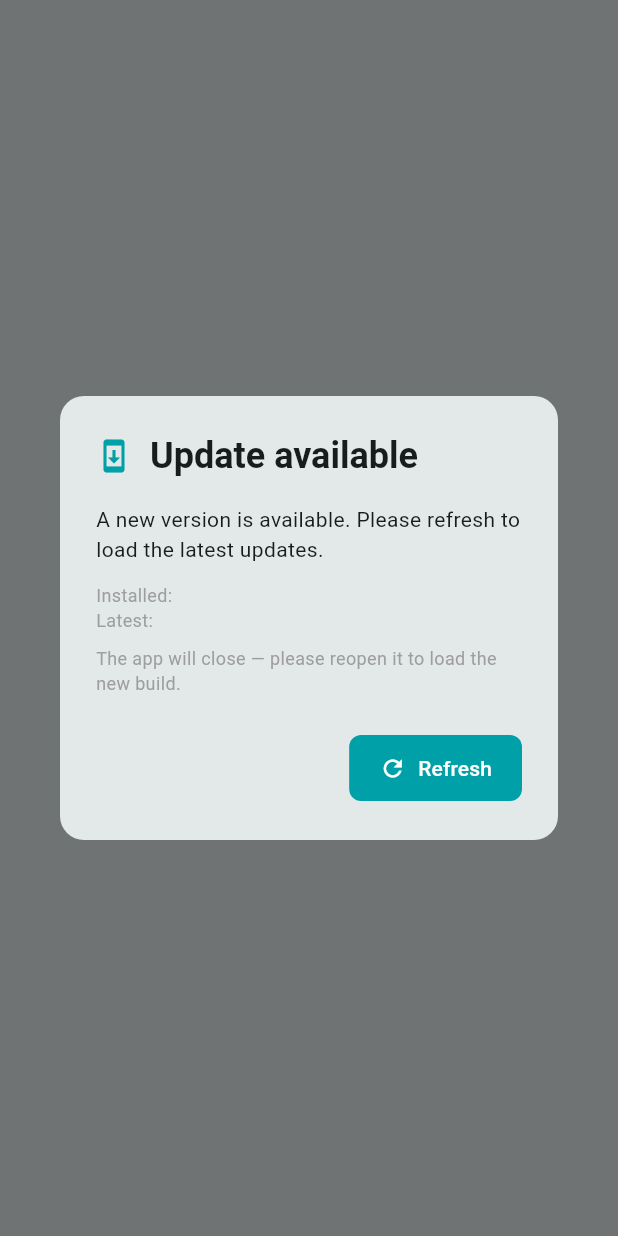
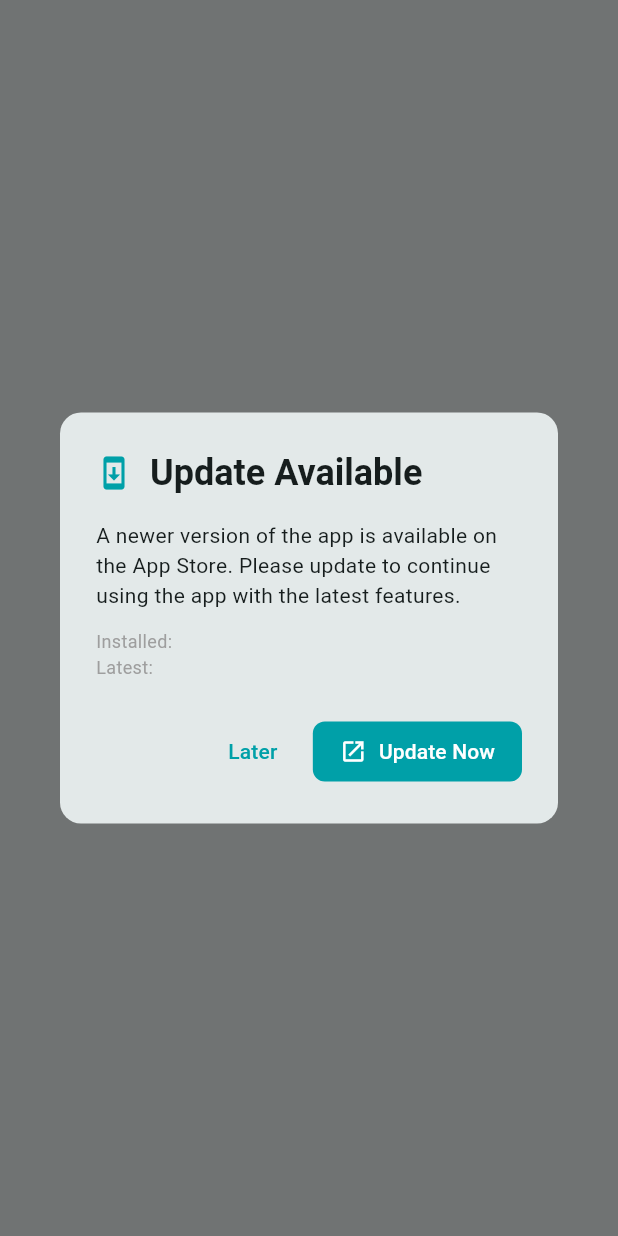
Before and after one commit to gajendra82/zyduspod, a Flutter app: what show() shows on an empty page, opened directly with empty values, on a phone screen of 412 x 824 dp. Run offline on Flutter 3.47's test engine with Material 3 defaults, Android fonts, the phone set to English and light mode, and no system bars; our stand-ins replace connectivity_plus, equatable, file_picker, firebase_analytics, firebase_core, firebase_messaging and 9 more; missing offline and left inert: dart:html, flutter_doc_scanner, google_mlkit_document_scanner, mobile_scanner, pdfx, syncfusion_flutter_pdfviewer and 2 more; accounts and stored records are empty; Roboto replaces fonts that are missing (SF Pro Display).

Commit message:
iOS update flow: native App Store prompt instead of browser reload
Replace the web-style "Update Available — Refresh" dialog with a native
iOS-style prompt that points the user at the App Store. iOS apps are
updated through the Store, not through an in-app forced refresh, so the
old dialog (which tried to unregister service workers and cache-bust
the URL) was meaningless on this branch.

Changes:

  • lib/widgets/version_update_dialog.dart — rewritten:
      - Title  : "Update Available"
      - Body   : "A newer version is available on the App Store..."
      - Later  : dismisses + persists the ack (so the same backend
                 version doesn't keep re-prompting on cold start)
      - Update : launchUrl(IOS_APP_STORE_URL, externalApplication).
                 If the launch fails (empty URL, simulator, no handler)
                 a SnackBar surfaces the URL instead of silently failing
      - barrierDismissible = true. App Store updates can't be forced
        from within the app, so blocking the UI just hurts users on
        flaky networks. Caller can wrap in a non-dismissible barrier
        later if is_force_update support is added.

  • lib/config.dart — IOS_APP_STORE_URL constant (empty by default;
    fill in once the Apple App ID is provisioned, e.g.
    "itms-apps://apps.apple.com/app/idXXXXXXXXX").

  • lib/screens/splash_screen.dart — wrap the version check in
    `if (Platform.isIOS)`, downgrade method return type to Future<void>
    since the dialog is dismissible and never blocks navigation.

  • lib/utils/app_hard_reload.dart + app_hard_reload_stub.dart — removed.
    They existed only to drive the web browser cache-bust which doesn't
    apply to a native iOS build. url_launcher (already in pubspec) is
    the native equivalent for "go elsewhere to update".

Backend `/api/app-version` endpoint is unchanged — the AppVersionService
still hits it for the version comparison; only the user-facing reaction
is now App-Store-aware.

```diff
--- a/lib/config.dart
+++ b/lib/config.dart
@@ -20,3 +20,10 @@ const String API_LOGIN_URL = "${API_BASE_URL}session/create";
 const String API_PODS_URL = "${API_BASE_URL}pods";
 const String API_NOTIFICATIONS_URL = "${API_BASE_URL}notifications";
 const String API_BATCHES_URL = "${API_BASE_URL}batches";
+
+// App Store listing URL used by the iOS in-app "Update Available" dialog.
+// Replace <APP_ID> with the numeric Apple ID once the app is on the Store
+// (format: https://apps.apple.com/app/idXXXXXXXXX or itms-apps://...).
+// While empty, the "Update Now" button shows a SnackBar instead of
+// launching, so the dialog stays safe to ship pre-release.
+const String IOS_APP_STORE_URL = "";
--- a/lib/widgets/version_update_dialog.dart
+++ b/lib/widgets/version_update_dialog.dart
@@ -1,14 +1,29 @@
+import 'dart:io' show Platform;
+
 import 'package:flutter/foundation.dart';
 import 'package:flutter/material.dart';
+import 'package:url_launcher/url_launcher.dart';
 
+import 'package:zyduspod/config.dart';
 import 'package:zyduspod/services/app_version_service.dart';
-import 'package:zyduspod/utils/app_hard_reload.dart'
-    if (dart.library.io) 'package:zyduspod/utils/app_hard_reload_stub.dart';
 
-/// "A new version is available" prompt. Non-dismissible — the only exit is
-/// the Refresh action, which records the acknowledgement (so a stuck
-/// browser cache doesn't keep re-firing the dialog) and then calls the
-/// platform-appropriate hard-reload.
+/// Native-style "Update Available" prompt for the iOS build.
+///
+/// Unlike the web variant (which forced a browser hard-reload to bust a
+/// stale JS bundle), an iOS native build is updated through the App
+/// Store, so this dialog:
+///
+///   • shows two buttons — [Later] (dismiss) and [Update Now] (launch
+///     the App Store via url_launcher).
+///   • is dismissible. We don't lock the user out of the app because
+///     they might be offline, on cellular, or otherwise can't update
+///     immediately. If the backend ever surfaces `is_force_update=true`
+///     the caller can wrap this in a non-dismissible barrier.
+///   • persists per-version acknowledgement so a user who taps "Later"
+///     isn't pestered on every cold start.
+///
+/// The Android build does NOT use this widget — APK / Play Store handles
+/// updates natively and the prompt was removed entirely from that branch.
 class VersionUpdateDialog extends StatelessWidget {
   const VersionUpdateDialog({
     super.key,
@@ -20,10 +35,9 @@ class VersionUpdateDialog extends StatelessWidget {
   final String? currentVersion;
   final String? latestVersion;
 
-  /// The full backend version DTO. When provided, tapping Refresh persists
-  /// it via [AppVersionService.acknowledge] before the hard-reload so the
-  /// dialog won't re-fire on the next splash even if the cache still serves
-  /// the old bundle.
+  /// When provided, tapping "Later" stores `latest.display` in
+  /// SharedPreferences so the splash skips this same backend version on
+  /// future launches until the admin bumps the row again.
   final AppVersionInfo? latestInfo;
 
   static Future<void> show(
@@ -34,29 +48,67 @@ class VersionUpdateDialog extends StatelessWidget {
   }) {
     return showDialog<void>(
       context: context,
-      barrierDismissible: false,
-      builder: (_) => PopScope(
-        canPop: false,
-        child: VersionUpdateDialog(
-          currentVersion: currentVersion,
-          latestVersion: latestVersion,
-          latestInfo: latestInfo,
-        ),
+      // Dismissible — App Store updates can't be forced from inside the
+      // app, so blocking the UI is just punishing the user.
+      barrierDismissible: true,
+      builder: (_) => VersionUpdateDialog(
+        currentVersion: currentVersion,
+        latestVersion: latestVersion,
+        latestInfo: latestInfo,
       ),
     );
   }
 
+  Future<void> _openAppStore(BuildContext context) async {
+    final url = IOS_APP_STORE_URL.trim();
+    if (url.isEmpty) {
+      if (kDebugMode) {
+        debugPrint('[VERSION] IOS_APP_STORE_URL is empty — set it in config.dart');
+      }
+      return;
+    }
+
+    final uri = Uri.parse(url);
+    bool launched = false;
+    try {
+      launched = await launchUrl(
+        uri,
+        mode: LaunchMode.externalApplication,
+      );
+    } catch (e) {
+      if (kDebugMode) {
+        debugPrint('[VERSION] launchUrl failed: $e');
+      }
+    }
+
+    if (!launched && context.mounted) {
+      // App Store didn't open (no handler, simulator, etc.) — surface a
+      // SnackBar instead of silently failing. User can copy the URL from
+      // the message and open it manually.
+      ScaffoldMessenger.of(context).showSnackBar(
+        SnackBar(
+          content: Text('Could not open the App Store. Please update from: $url'),
+          behavior: SnackBarBehavior.floating,
+          duration: const Duration(seconds: 5),
+        ),
+      );
+    }
+  }
+
   @override
   Widget build(BuildContext context) {
+    // Native-leaning material dialog. Could be CupertinoAlertDialog if we
+    // want to be platform-pure, but the app's other dialogs are Material
+    // so this matches the app's existing chrome on iOS.
     return AlertDialog(
-      shape: RoundedRectangleBorder(borderRadius: BorderRadius.circular(16)),
+      shape: RoundedRectangleBorder(borderRadius: BorderRadius.circular(14)),
       title: Row(
         children: const [
           Icon(Icons.system_update, color: Color(0xFF00A0A8)),
           SizedBox(width: 12),
           Expanded(
             child: Text(
-              'Update available',
+              'Update Available',
               style: TextStyle(fontWeight: FontWeight.bold),
             ),
           ),
@@ -67,8 +119,8 @@ class VersionUpdateDialog extends StatelessWidget {
         crossAxisAlignment: CrossAxisAlignment.start,
         children: [
           const Text(
-            'A new version is available. Please refresh to load the '
-            'latest updates.',
+            'A newer version of the app is available on the App Store. '
+            'Please update to continue using the app with the latest features.',
           ),
           if (currentVersion != null && latestVersion != null) ...[
             const SizedBox(height: 12),
@@ -77,35 +129,42 @@ class VersionUpdateDialog extends StatelessWidget {
               style: const TextStyle(fontSize: 12, color: Colors.grey),
             ),
           ],
-          if (!kIsWeb) ...[
-            const SizedBox(height: 8),
-            const Text(
-              'The app will close — please reopen it to load the new build.',
-              style: TextStyle(fontSize: 12, color: Colors.grey),
-            ),
-          ],
         ],
       ),
       actions: [
-        ElevatedButton.icon(
+        TextButton(
           onPressed: () async {
+            // Persist the ack so we don't re-prompt on every cold start
+            // for the same backend version. Admin bumping the row again
+            // re-fires the dialog because the ack no longer matches.
             if (latestInfo != null) {
               await AppVersionService().acknowledge(latestInfo!);
             }
-            await hardReloadApp();
+            if (context.mounted) Navigator.of(context).pop();
           },
-          icon: const Icon(Icons.refresh, size: 18),
-          label: const Text('Refresh'),
+          child: const Text('Later'),
+        ),
+        ElevatedButton.icon(
+          onPressed: () => _openAppStore(context),
+          icon: const Icon(Icons.open_in_new, size: 18),
+          label: const Text('Update Now'),
           style: ElevatedButton.styleFrom(
             backgroundColor: const Color(0xFF00A0A8),
             foregroundColor: Colors.white,
             shape: RoundedRectangleBorder(
               borderRadius: BorderRadius.circular(8),
             ),
-            padding: const EdgeInsets.symmetric(horizontal: 20, vertical: 12),
+            padding: const EdgeInsets.symmetric(horizontal: 18, vertical: 10),
           ),
         ),
       ],
     );
   }
 }
+
+/// Guard so this widget compiles only on iOS — but the file is left
+/// importable on other platforms so the splash conditional check stays
+/// straightforward. The actual `Platform.isIOS` decision is made by the
+/// caller in splash_screen.dart.
+@visibleForTesting
+bool isVersionDialogSupported() => Platform.isIOS;
```
Also changed, not shown: lib/screens/splash_screen.dart (+21 -26 lines), lib/utils/app_hard_reload.dart (deleted, +0 -49 lines), lib/utils/app_hard_reload_stub.dart (deleted, +0 -10 lines).
